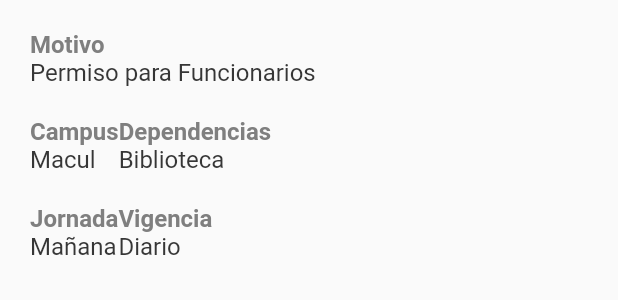
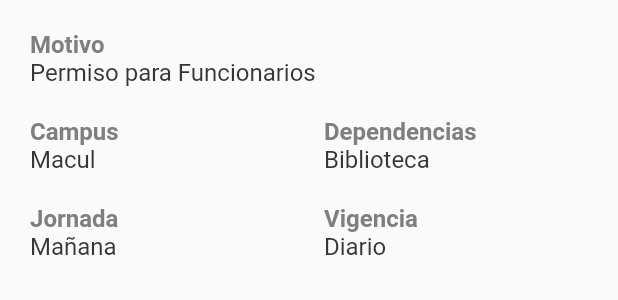
Before and after one commit to exdevutem/mi-utem, a Flutter app: the DetallesPermiso widget shown alone on an empty page, opened directly, on a phone screen of 412 x 824 dp. Shown: the top 300 px of the screen. Run offline on Flutter 3.47's test engine with Material 2 defaults, Android fonts, the phone set to English and light mode, and no system bars; our stand-ins replace awesome_notifications, badges, cached_network_image, carousel_slider, charts_flutter, circular_profile_avatar and 33 more; missing offline and left inert: barcode_flutter, clipboard, cloud_firestore_web, dio_cache_interceptor, dio_cache_interceptor_hive_store, firebase_analytics_web and 12 more; accounts and stored records are empty; network calls fail.

Commit message:
Paquete de Codigos QR

```diff
--- a/lib/screens/permiso_covid.dart
+++ b/lib/screens/permiso_covid_screen.dart
@@ -1,5 +1,6 @@
 import 'package:flutter/material.dart';
 import 'package:mi_utem/widgets/custom_app_bar.dart';
+import 'package:qr_flutter/qr_flutter.dart';
 
 class PermisoCovidScreen extends StatelessWidget {
   const PermisoCovidScreen({Key? key}) : super(key: key);
@@ -19,9 +20,9 @@ class PermisoCovidScreen extends StatelessWidget {
                 DetallesPermiso(),
                 Divider(thickness: 1, color: Color(0xFFFEEEEE)),
                 Center(
-                  child: Image.network(
-                    "https://i.pinimg.com/originals/60/c1/4a/60c14a43fb4745795b3b358868517e79.png",
-                    height: 200,
+                  child: QrImage(
+                    data: "https://www.youtube.com/watch?v=OcJQ-sOK5O8",
+                    size: 200,
                   ),
                 ),
                 Padding(
@@ -92,18 +93,22 @@ class DetallesPermiso extends StatelessWidget {
           BloqueDetalle(top: "Motivo", bottom: "Permiso para Funcionarios"),
           Row(
             children: [
-              BloqueDetalle(top: "Campus", bottom: "Macul"),
-              BloqueDetalle(top: "Dependencias", bottom: "Biblioteca"),
+              Flexible(
+                fit: FlexFit.tight,
+                child: BloqueDetalle(top: "Campus", bottom: "Macul"),
+              ),
+              Flexible(
+                child: BloqueDetalle(top: "Dependencias", bottom: "Biblioteca"),
+              ),
             ],
           ),
           Row(
             children: [
               Flexible(
-                flex: 2,
+                fit: FlexFit.tight,
                 child: BloqueDetalle(top: "Jornada", bottom: "Mañana"),
               ),
               Flexible(
-                flex: 1,
                 child: BloqueDetalle(top: "Vigencia", bottom: "Diario"),
               ),
             ],
--- a/lib/widgets/qr_codes.dart
+++ b/lib/widgets/qr_codes.dart
@@ -1,7 +1,7 @@
 import 'package:flutter/material.dart';
 import 'package:get/get_navigation/get_navigation.dart';
 import 'package:get/state_manager.dart';
-import 'package:mi_utem/screens/permiso_covid.dart';
+import 'package:mi_utem/screens/permiso_covid_screen.dart';
 
 class QRCodes extends StatelessWidget {
   const QRCodes({Key? key}) : super(key: key);
--- a/pubspec.yaml
+++ b/pubspec.yaml
@@ -60,6 +60,7 @@ dependencies:
   path_provider: ^2.0.2
   permission_handler: ^9.2.0
   photo_view: ^0.13.0
+  qr_flutter: ^4.0.0
   recase: ^4.0.0
   responsive_framework: ^0.1.0
   screenshot: ^1.2.3
```
Also changed, not shown: 1 other file.
